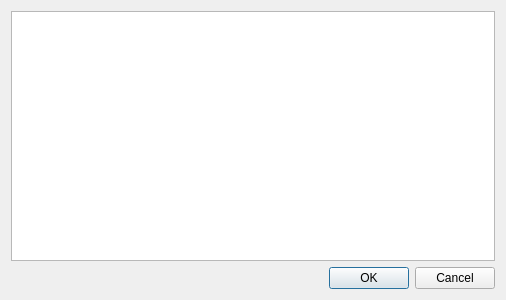
arcirk/arcirk_all, file ProfileManager/dialogselectintree.ui: the form before one commit.
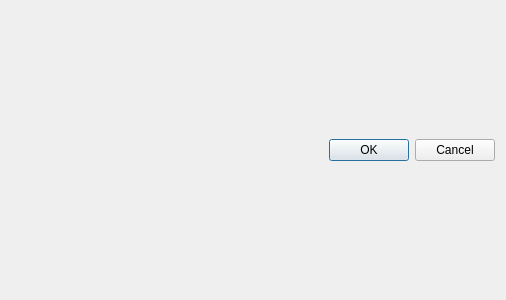
The form after the commit.

```diff
--- a/ProfileManager/dialogselectintree.ui
+++ b/ProfileManager/dialogselectintree.ui
@@ -14,9 +14,6 @@
    <string>Выбор</string>
   </property>
   <layout class="QGridLayout" name="gridLayout">
-   <item row="0" column="0">
-    <widget class="QTreeView" name="treeView"/>
-   </item>
    <item row="1" column="0">
     <widget class="QDialogButtonBox" name="buttonBox">
      <property name="orientation">
```
Left out of the diff: 3 changed lines with no effect on the pictures.
